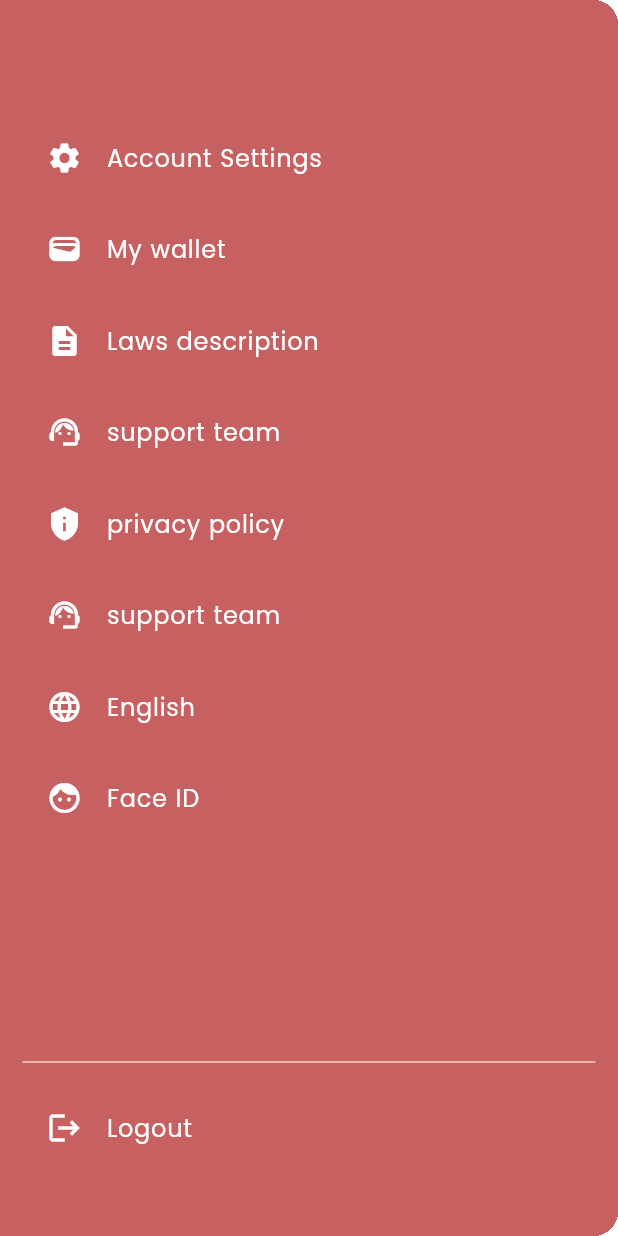
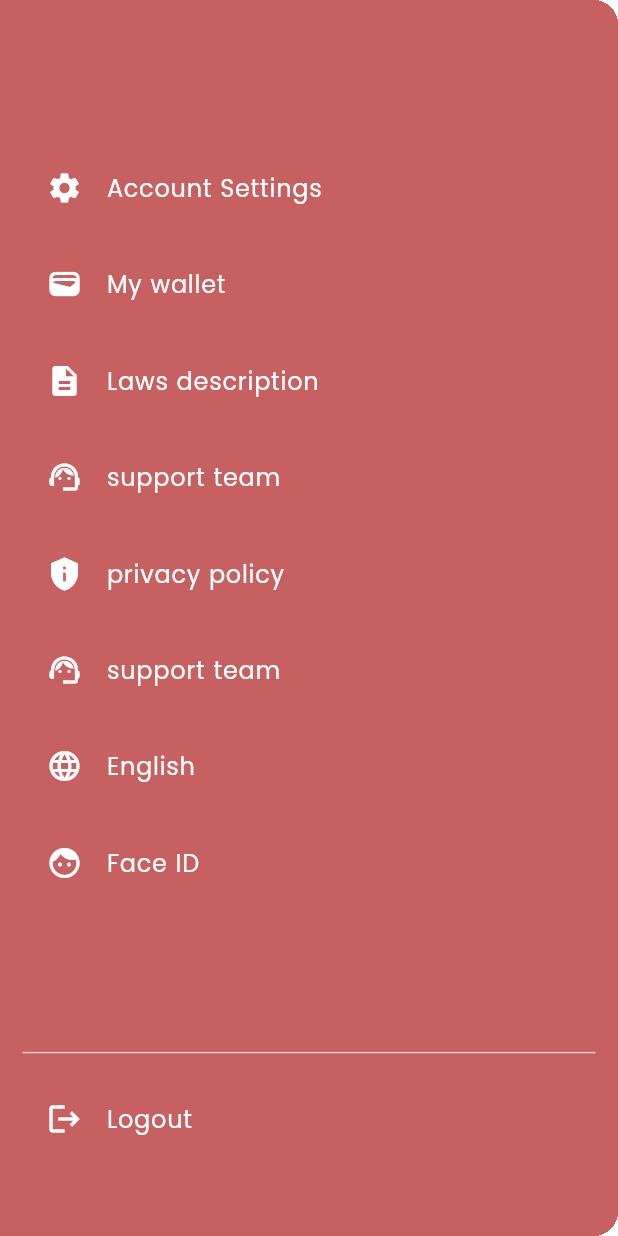
Before and after one commit to Dar-Dev-Hub/Ha9i, a Flutter app: the DrawerFb1 screen opened directly, on a phone screen of 412 x 824 dp. Run offline on Flutter 3.47's test engine with Material 3 defaults, Android fonts, the phone set to English and light mode, and no system bars; our stand-ins replace flutter_svg, get, get_storage, smooth_page_indicator; accounts and stored records are empty.

Commit message:
responsive

```diff
--- a/lib/shared/global_widgets/drawer.dart
+++ b/lib/shared/global_widgets/drawer.dart
@@ -5,6 +5,8 @@ class DrawerFb1 extends StatelessWidget {
 
   @override
   Widget build(BuildContext context) {
+    double height = MediaQuery.of(context).size.height;
+    double width = MediaQuery.of(context).size.width;
     return Drawer(
       child: Material(
         color: const Color.fromARGB(255, 199, 97, 97),
@@ -14,58 +16,58 @@ class DrawerFb1 extends StatelessWidget {
               padding: const EdgeInsets.all(15.0),
               child: Column(
                 children: [
-                  const SizedBox(height: 12),
-                  const SizedBox(height: 50),
+                  SizedBox(height: height * 0.05),
+                  SizedBox(height: height * 0.05),
                   MenuItem(
                     text: 'Account Settings',
                     icon: Icons.settings,
                     onClicked: () => selectedItem(context, 0),
                   ),
-                  const SizedBox(height: 5),
+                  SizedBox(height: height * 0.01),
                   MenuItem(
                     text: 'My wallet',
                     icon: Icons.wallet,
                     onClicked: () => selectedItem(context, 1),
                   ),
-                  const SizedBox(height: 5),
+                  SizedBox(height: height * 0.01),
                   MenuItem(
                     text: 'Laws description',
                     icon: Icons.description,
                     onClicked: () => selectedItem(context, 2),
                   ),
-                  const SizedBox(height: 5),
+                  SizedBox(height: height * 0.01),
                   MenuItem(
                     text: 'support team',
                     icon: Icons.support_agent_outlined,
                     onClicked: () => selectedItem(context, 3),
                   ),
-                  const SizedBox(height: 5),
+                  SizedBox(height: height * 0.01),
                   MenuItem(
                     text: 'privacy policy',
                     icon: Icons.privacy_tip,
                     onClicked: () => selectedItem(context, 3),
                   ),
-                  const SizedBox(height: 5),
+                  SizedBox(height: height * 0.01),
                   MenuItem(
                     text: 'support team',
                     icon: Icons.support_agent_outlined,
                     onClicked: () => selectedItem(context, 3),
                   ),
-                  const SizedBox(height: 5),
+                  SizedBox(height: height * 0.01),
                   MenuItem(
                     text: 'English',
                     icon: Icons.language,
                     onClicked: () => selectedItem(context, 3),
                   ),
-                  const SizedBox(height: 5),
+                  SizedBox(height: height * 0.01),
                   MenuItem(
                     text: 'Face ID',
                     icon: Icons.face,
                     onClicked: () => selectedItem(context, 3),
                   ),
-                  const SizedBox(height: 140),
+                  SizedBox(height: height * 0.11),
                   const Divider(color: Colors.white70),
-                  const SizedBox(height: 8),
+                  SizedBox(height: height * 0.01),
                   MenuItem(
                     text: 'Logout',
                     icon: Icons.logout,
```
